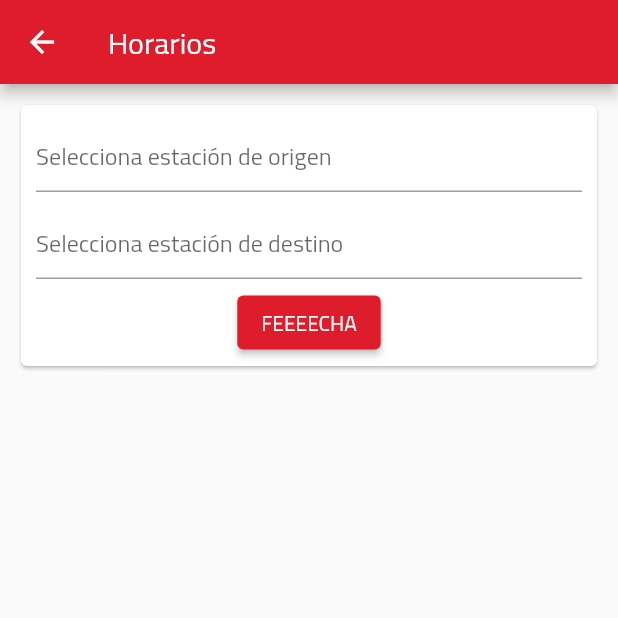
After one commit to albertodiazsaez/fgv-reloaded, a Flutter app: the screen it shows after launch, after a tap on "Horarios", on a phone screen of 412 x 824 dp, the top half of it. The commit adds this screen. Run offline on Flutter 3.47's test engine with Material 2 defaults, Android fonts, the phone set to English and light mode, and no system bars; our stand-ins replace diacritic, easy_localization, flutter_easyloading, flutter_spinkit, get_it, percent_indicator; missing offline and left inert: easy_mask; network calls fail.

Commit message:
Started Timetable Form

```diff
--- a/i18n/es.json
+++ b/i18n/es.json
@@ -39,6 +39,11 @@
         "departuresSubtitle": "Próximas Salidas",
         "noDeparturesAvaiable": "No hay salidas disponibles"
     },
+    "timetable": {
+        "title": "Horarios",
+        "selectOriginStation": "Selecciona estación de origen",
+        "selectDestinationStation": "Selecciona estación de destino"
+    },
     "symbols": {
         "colon": ":"
     },
--- a/lib/screens/home/home_screen.dart
+++ b/lib/screens/home/home_screen.dart
@@ -37,6 +37,19 @@ class HomeScreen extends StatelessWidget {
                     ))),
                 child: Text(tr('stations.title'))),
           ),
+          Container(
+            alignment: Alignment.center,
+            child: ElevatedButton(
+                onPressed: (() => Navigator.push(
+                    context,
+                    PageRouteBuilder(
+                      pageBuilder: (context, animation1, animation2) =>
+                          const RouteTimetable(),
+                      transitionDuration: Duration.zero,
+                      reverseTransitionDuration: Duration.zero,
+                    ))),
+                child: Text(tr('timetable.title'))),
+          ),
         ],
       ),
     );
--- a/lib/screens/routes.dart
+++ b/lib/screens/routes.dart
@@ -3,6 +3,7 @@ import 'package:flutter/material.dart';
 import 'package:metrovalencia_reloaded/models/station.dart';
 import 'package:metrovalencia_reloaded/screens/station/station_screen.dart';
 import 'package:metrovalencia_reloaded/screens/stations/stations_screen.dart';
+import 'package:metrovalencia_reloaded/screens/timetable/timetable_screen.dart';
 import 'package:metrovalencia_reloaded/screens/transport-cards/check_transport_cards.dart';
 
 class RouteCheckTransportCards extends StatelessWidget {
@@ -36,8 +37,19 @@ class RouteStation extends StatelessWidget {
   @override
   Widget build(BuildContext context) {
     return Scaffold(
-      appBar: AppBar(title: Text(station.name)),
+      appBar: AppBar(title: Text(tr('timetable.title'))),
       body: StationScreen(station),
     );
   }
 }
+
+class RouteTimetable extends StatelessWidget {
+  const RouteTimetable({Key? key}) : super(key: key);
+  @override
+  Widget build(BuildContext context) {
+    return Scaffold(
+      appBar: AppBar(title: Text(tr('timetable.title'))),
+      body: const TimetableScreen(),
+    );
+  }
+}
--- /dev/null
+++ b/lib/screens/timetable/timetable_screen.dart
@@ -0,0 +1,70 @@
+import 'package:easy_localization/easy_localization.dart';
+import 'package:flutter/material.dart';
+import 'package:flutter/src/foundation/key.dart';
+import 'package:flutter/src/widgets/framework.dart';
+
+class TimetableScreen extends StatefulWidget {
+  const TimetableScreen({Key? key}) : super(key: key);
+
+  @override
+  State<TimetableScreen> createState() => _TimetableScreenState();
+}
+
+class _TimetableScreenState extends State<TimetableScreen> {
+  final _timetableForm = GlobalKey<FormState>();
+
+  @override
+  Widget build(BuildContext context) {
+    return Column(
+      children: [
+        Container(
+          margin: const EdgeInsets.all(10),
+          width: double.infinity,
+          child: Card(
+            child: Container(
+              padding: EdgeInsets.all(5),
+              child: Form(
+                child: Column(
+                  children: [
+                    Container(
+                      margin: EdgeInsets.all(5),
+                      child: TextFormField(
+                        showCursor: false,
+                        readOnly: true,
+                        decoration: InputDecoration(
+                          hintText: tr('timetable.selectOriginStation'),
+                        ),
+                      ),
+                    ),
+                    Container(
+                      margin: EdgeInsets.all(5),
+                      child: TextFormField(
+                        showCursor: false,
+                        readOnly: true,
+                        decoration: InputDecoration(
+                          hintText: tr('timetable.selectDestinationStation'),
+                        ),
+                      ),
+                    ),
+                    Container(
+                      child: ElevatedButton(
+                        onPressed: () {
+                          showDatePicker(
+                              context: context,
+                              initialDate: DateTime.now(),
+                              firstDate: DateTime(0000),
+                              lastDate: DateTime(9999));
+                        },
+                        child: Text('FEEEECHA'),
+                      ),
+                    )
+                  ],
+                ),
+              ),
+            ),
+          ),
+        )
+      ],
+    );
+  }
+}
```
